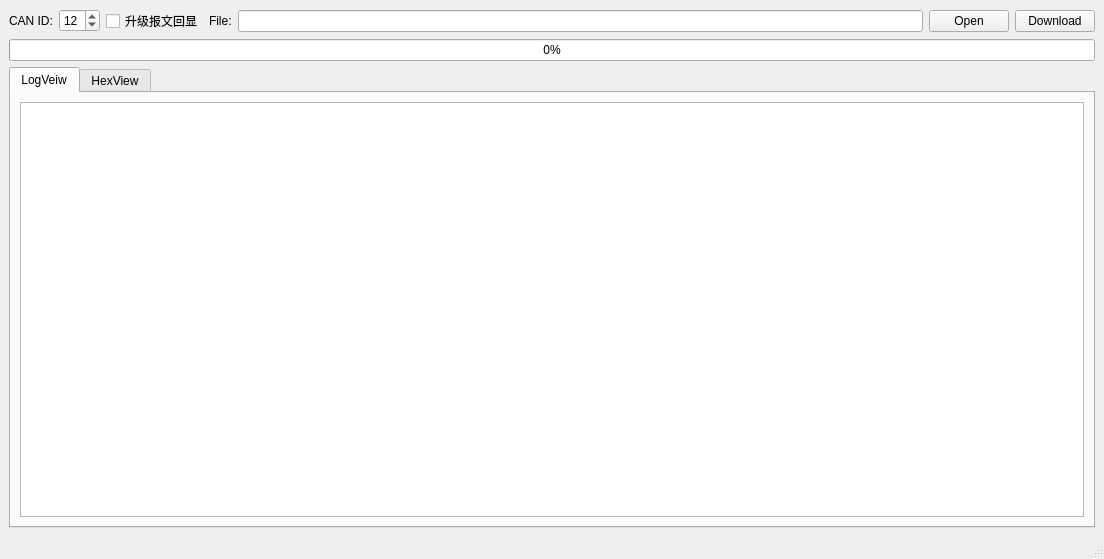
Above: src/mainwindow_download.ui from sufengfeng/cangaroo before the change. Below: the same form after it.
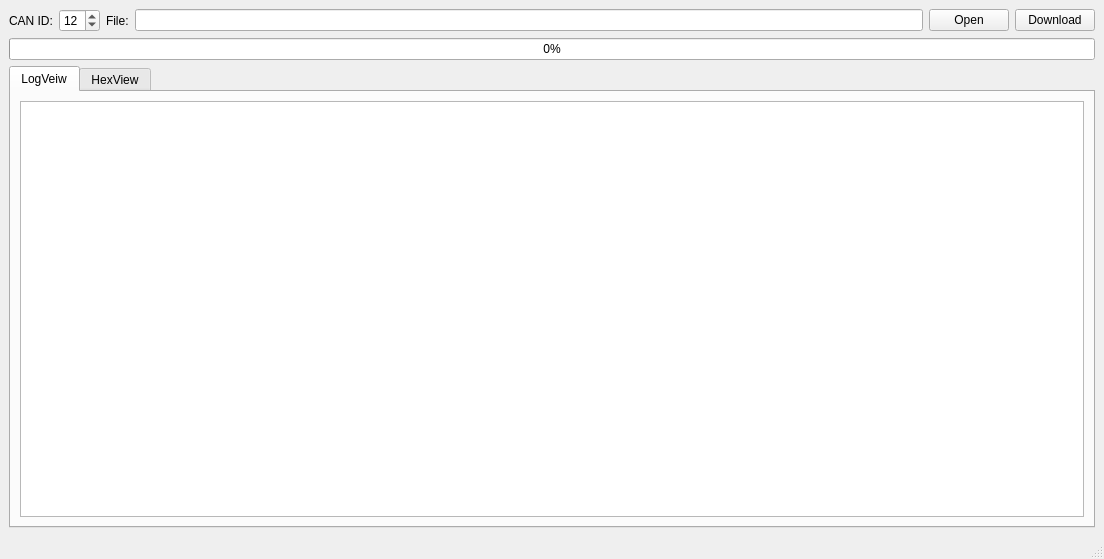
That is the form after the change.

Commit message: 修改控制报文是否显示到顶层窗口

Patch:
```diff
--- a/src/mainwindow_download.ui
+++ b/src/mainwindow_download.ui
@@ -37,13 +37,6 @@
         </property>
        </widget>
       </item>
-      <item>
-       <widget class="QCheckBox" name="checkBoxUpdateEcho">
-        <property name="text">
-         <string>升级报文回显</string>
-        </property>
-       </widget>
-      </item>
       <item>
        <widget class="QLabel" name="label">
         <property name="text">
```
The commit also changes 7 other files.
